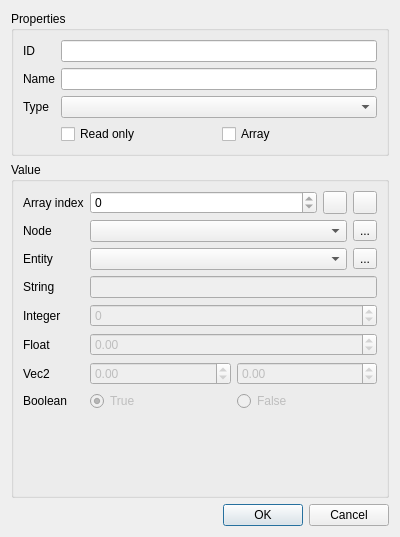
Above: editor/gui/dlgscriptvar.ui from ensisoft/detonator before the change. Below: the same form after it.
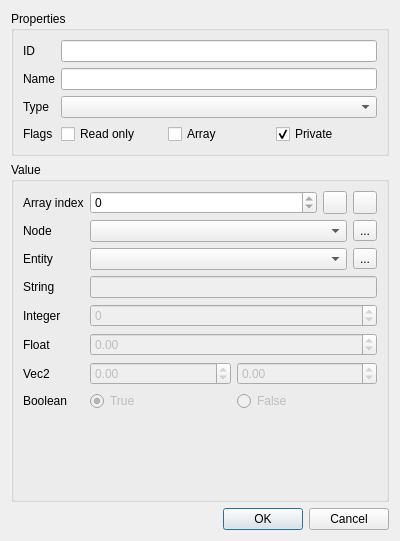
That is the form after the change. Icons and pictures are not drawn.

Commit message:
Add a scripting variable private flag for limiting access scope
Add a scripting variable private flag for limiting access scope to
only to the Lua script that is associated with the entity/scene.
The goal is to ensure smaller scope for variable access and help
reduce possible game code spaghetti.

Currently, there seems to be a Lua/sol2 bug related to the Lua
environment  so this means that the access check cannot always be
performed. https://github.com/ThePhD/sol2/issues/1464

Diff of the .ui file:
```diff
--- a/editor/gui/dlgscriptvar.ui
+++ b/editor/gui/dlgscriptvar.ui
@@ -7,7 +7,7 @@
     <x>0</x>
     <y>0</y>
     <width>400</width>
-    <height>537</height>
+    <height>541</height>
    </rect>
   </property>
   <property name="minimumSize">
@@ -76,8 +76,28 @@
           </property>
          </widget>
         </item>
+        <item>
+         <widget class="QCheckBox" name="chkPrivate">
+          <property name="text">
+           <string>Private</string>
+          </property>
+          <property name="checked">
+           <bool>true</bool>
+          </property>
+          <property name="autoRepeat">
+           <bool>false</bool>
+          </property>
+         </widget>
+        </item>
        </layout>
       </item>
+      <item row="3" column="0">
+       <widget class="QLabel" name="label_3">
+        <property name="text">
+         <string>Flags</string>
+        </property>
+       </widget>
+      </item>
      </layout>
     </widget>
    </item>
```
Left out of the diff: 1 changed line with no effect on the pictures. The commit also changes 8 other files.
